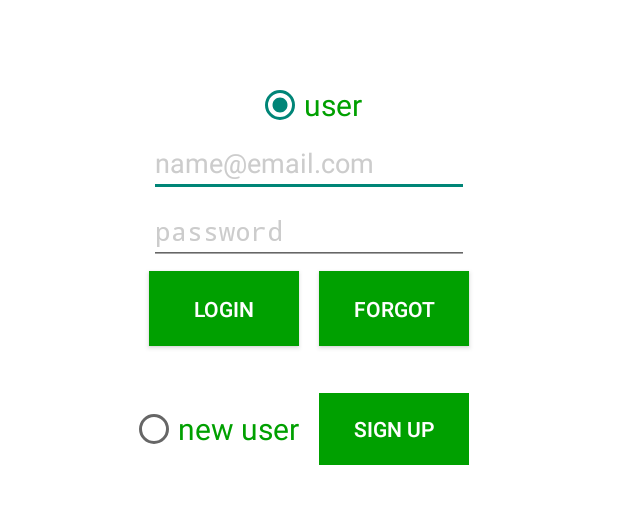
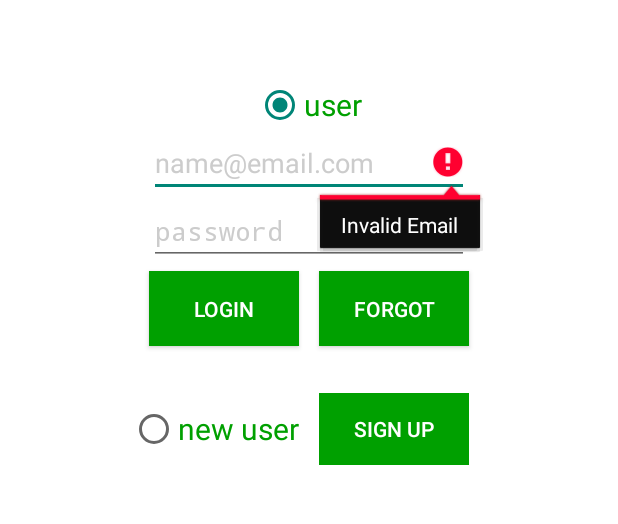
Before and after one commit to Hemaladani2711/Deals, an Android app: the screen it shows after launch (checkuser), after a tap on "LOGIN", on a phone screen of 412 x 824 dp, the part 192-716 px from its top. Run offline under Robolectric (Android 15) with nearby library versions, the phone set to English and light mode, and no system bars.

Commit message:
Added input validation for checkuser page login button. Email input has to be correct format (i.e. something@somewhere.com) Password cant be null but doesn't have a limit on characters Added notification if there is no intenet signal Added checknetwork.java to check for internet signal Added dealsviewpage.xml for format of the deals view page. Ill continue to add code for checking internet connection on various buttons

```diff
--- a/app/build.gradle
+++ b/app/build.gradle
@@ -1,7 +1,7 @@
 apply plugin: 'com.android.application'
 
 android {
-    compileSdkVersion 'Google Inc.:Google APIs:17'
+    compileSdkVersion 17//'Google Inc.:Google APIs:17'
     buildToolsVersion "23.0.2"
 
     defaultConfig {
--- a/app/src/main/AndroidManifest.xml
+++ b/app/src/main/AndroidManifest.xml
@@ -4,6 +4,7 @@
     android:versionCode="1"
     android:versionName="1.0" >
     <uses-permission android:name="android.permission.INTERNET"/>
+    <uses-permission android:name="android.permission.ACCESS_NETWORK_STATE" />
     <uses-sdk
         android:minSdkVersion="11"
         android:targetSdkVersion="23" />
--- /dev/null
+++ b/app/src/main/java/com/example/deals/checknetwork.java
@@ -0,0 +1,29 @@
+package com.example.deals;
+
+import android.content.Context;
+import android.net.ConnectivityManager;
+import android.net.NetworkInfo;
+
+/**
+ * Created by Rangel on 3/3/2016.
+ */
+public class checknetwork {
+
+    private ConnectivityManager cm;
+    private NetworkInfo ani;
+
+    public boolean isNetworkAvailable(Context context)
+    {
+        cm = (ConnectivityManager) context.getSystemService(Context.CONNECTIVITY_SERVICE);
+        ani = cm.getActiveNetworkInfo();
+
+        if(ani != null && ani.isConnected())
+        {
+            return true;
+        }
+        else
+        {
+            return false;
+        }
+    }
+}
--- a/app/src/main/java/com/example/deals/checkuser.java
+++ b/app/src/main/java/com/example/deals/checkuser.java
@@ -16,10 +16,13 @@ import android.widget.EditText;
 import android.widget.RadioButton;
 import android.widget.Toast;
 
+import com.example.deals.checknetwork;
 import com.example.SQLITEDatabase.DatabaseHandle;
 import com.example.webservices.WebCheckExistingUser;
 
 import java.util.HashMap;
+import java.util.regex.Matcher;
+import java.util.regex.Pattern;
 
 
 public class checkuser extends Activity {
@@ -31,6 +34,7 @@ public class checkuser extends Activity {
 	WebCheckExistingUser obj;
 	String txtExistingUserId,txtExistingUserPW;
 	DatabaseHandle sqlitetables;
+	checknetwork cn;
 	/** Called when the activity is first created. */
 	@Override
 	public void onCreate(Bundle savedInstanceState) {
@@ -38,6 +42,7 @@ public class checkuser extends Activity {
 	    setContentView(R.layout.checkuserpage);
 	    findobjects();
 	    setbuttonsstate();
+		cn = new checknetwork();
 		MediaPlayer mySound = MediaPlayer.create(checkuser.this, R.raw.zip);
 		mySound.start();
 
@@ -73,8 +78,7 @@ public class checkuser extends Activity {
 			@Override
 			public void onCheckedChanged(CompoundButton buttonView, boolean isChecked) {
 				// TODO Auto-generated method stub
-				if(buttonView.isChecked())
-				{
+				if (buttonView.isChecked()) {
 					edtExistingUserId.setEnabled(true);
 					edtExistingUserPW.setEnabled(true);
 					btnForgotPW.setEnabled(true);
@@ -91,7 +95,7 @@ public class checkuser extends Activity {
 			public void onClick(View v) {
 				// TODO Auto-generated method stub
 
-				Intent it=new Intent(checkuser.this,forgotpasswordpage.class);
+				Intent it = new Intent(checkuser.this, forgotpasswordpage.class);
 				startActivity(it);
 
 			}
@@ -102,8 +106,7 @@ public class checkuser extends Activity {
 			@Override
 			public void onCheckedChanged(CompoundButton buttonView, boolean isChecked) {
 				// TODO Auto-generated method stub
-				if(buttonView.isChecked())
-				{
+				if (buttonView.isChecked()) {
 
 					edtExistingUserId.setEnabled(false);
 					edtExistingUserPW.setEnabled(false);
@@ -122,23 +125,37 @@ public class checkuser extends Activity {
 			@Override
 			public void onClick(View v) {
 				// TODO Auto-generated method stub
+				txtExistingUserPW= null;
 			txtExistingUserId=edtExistingUserId.getText().toString();
 			txtExistingUserPW=edtExistingUserPW.getText().toString();
-			checkexistinguserserver task=new checkexistinguserserver();
-				task.execute();
-
-
+				if(!cn.isNetworkAvailable(getApplicationContext())) {
+					Toast.makeText(getApplicationContext(), "Error no internet found, offline mode only!", Toast.LENGTH_LONG).show();
+				}
+				//check if email is valid
+				if(!isEmailValid(txtExistingUserId))
+				{
+					edtExistingUserId.setError("Invalid Email");
+				}
+				else if(!isPasswordValid(txtExistingUserPW))
+				{
+					edtExistingUserPW.setError("Password can't be empty ");
+				}
+				else
+				{
+					checkexistinguserserver task = new checkexistinguserserver();
+					task.execute();
+				}
 
 			}
 		});
 
-	    btnSubmit.setOnClickListener(new OnClickListener() {
+		btnSubmit.setOnClickListener(new OnClickListener() {
 
 			@Override
 			public void onClick(View v) {
 				// TODO Auto-generated method stub
 
-				Intent it=new Intent(checkuser.this,NewUserDetailPage.class);
+				Intent it = new Intent(checkuser.this, NewUserDetailPage.class);
 				startActivity(it);
 
 
@@ -191,7 +208,7 @@ public class checkuser extends Activity {
 			}
 			catch(Exception e)
 			{
-				Log.i("Error in Check User",e.getMessage());
+				//Log.i("Error in Check User",e.getMessage());
 			}
 
 
@@ -200,7 +217,21 @@ public class checkuser extends Activity {
 
 	}
 
+	private boolean isEmailValid(String email) {
+		String EMAIL_PATTERN = "^[_A-Za-z0-9-\\+]+(\\.[_A-Za-z0-9-]+)*@"
+				+ "[A-Za-z0-9-]+(\\.[A-Za-z0-9]+)*(\\.[A-Za-z]{2,})$";
 
+		Pattern pattern = Pattern.compile(EMAIL_PATTERN);
+		Matcher matcher = pattern.matcher(email);
+		return matcher.matches();
+	}
+	private boolean isPasswordValid(String pass) {
+		if (pass.length() > 0)
+		{
+			return true;
+		}
+		return false;
+	}
 	public void findobjects()
 	{
 
--- a/app/src/main/res/layout/checkuserpage.xml
+++ b/app/src/main/res/layout/checkuserpage.xml
@@ -34,6 +34,7 @@
                 android:layout_height="wrap_content"
                 android:layout_below="@+id/rdoExistingUser"
                 android:layout_centerHorizontal="true"
+                android:inputType="textEmailAddress"
                 android:ems="10"
                 android:hint="name@email.com"
                 android:textColorHint="@color/iron">
```
Also changed, not shown: app/src/main/res/layout/dealsviewpage.xml (added, +40 -0 lines), 72 other files.
